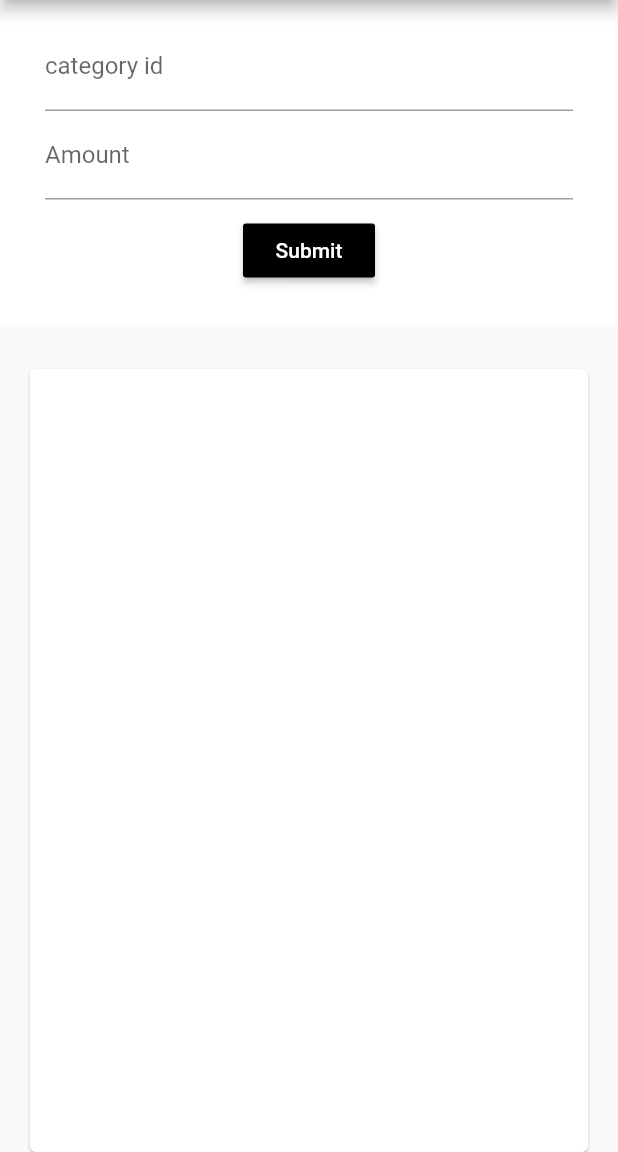
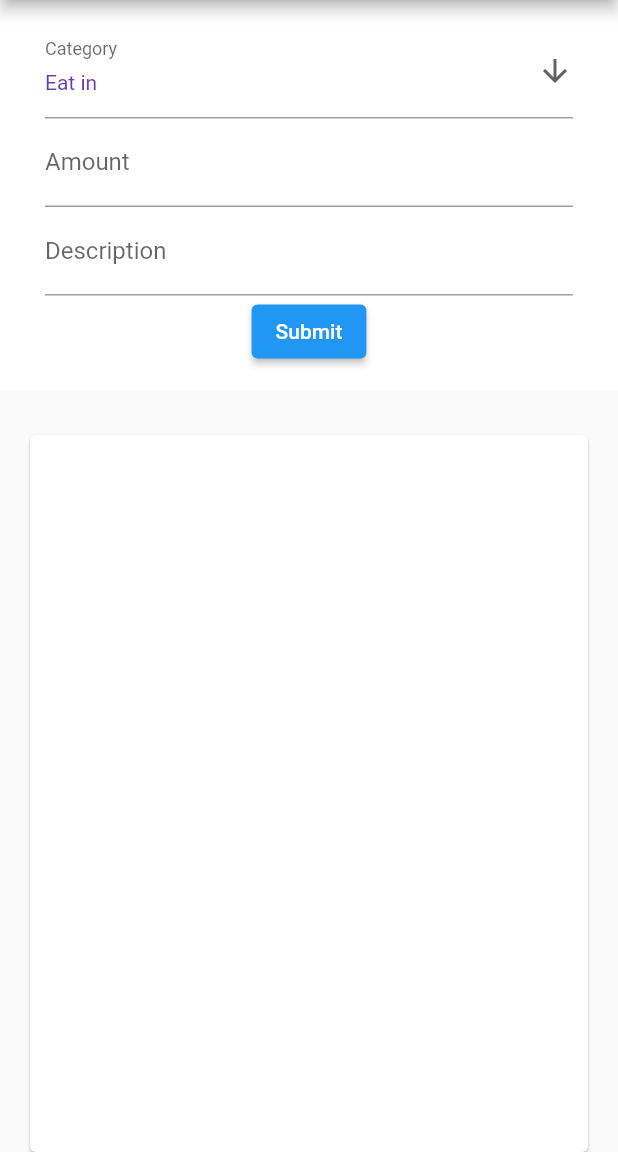
Before and after one commit to babashunya/flutter_money_app, a Flutter app: the screen it shows after launch, on a phone screen of 412 x 824 dp, the part 84-1236 px from its top. Run offline on Flutter 3.47's test engine with Material 2 defaults, Android fonts, the phone set to English and light mode, and no system bars; our stand-ins replace sqflite; accounts and stored records are empty.

Commit message:
Add description and change category form to selectbox

```diff
--- a/lib/main.dart
+++ b/lib/main.dart
@@ -60,6 +60,8 @@ class _MyHomePageState extends State<MyHomePage> {
   final _formKey = GlobalKey<FormState>();
   final _ctrlCategoryId = TextEditingController();
   final _ctrlAmount = TextEditingController();
+  final _ctrlDescription = TextEditingController();
+  String dropdownValue = Money.category.values.toList()[0];
 
   @override
   void initState() {
@@ -105,28 +107,44 @@ class _MyHomePageState extends State<MyHomePage> {
         key: _formKey,
         child: Column(
           children: <Widget>[
+            DropdownButtonFormField(
+              decoration: InputDecoration(labelText: 'Category'),
+              value: dropdownValue,
+              icon: Icon(Icons.arrow_downward),
+              iconSize: 24,
+              elevation: 16,
+              style: TextStyle(color: Colors.deepPurple),
+              onSaved: (val) =>
+                  setState(() => _money.categoryId = reverseCategoryMap()[val]),
+              onChanged: (String newValue) {
+                setState(() {
+                  dropdownValue = newValue;
+                });
+              },
+              items: Money.category.values
+                  .map<DropdownMenuItem<String>>((String value) {
+                return DropdownMenuItem<String>(
+                  value: value,
+                  child: Text(value),
+                );
+              }).toList(),
+            ),
             TextFormField(
               controller: _ctrlCategoryId,
-              decoration: InputDecoration(labelText: 'category id'),
-              onSaved: (val) =>
-                  setState(() => _money.categoryId = int.parse(val)),
-              validator: (val) =>
-                  (val.length == 0 ? 'This field is required' : null),
-            ),
-            TextFormField(
-              controller: _ctrlAmount,
               decoration: InputDecoration(labelText: 'Amount'),
               onSaved: (val) => setState(() => _money.amount = int.parse(val)),
               validator: (val) =>
                   (val.length == 0 ? 'This field is required' : null),
             ),
+            TextFormField(
+              controller: _ctrlDescription,
+              decoration: InputDecoration(labelText: 'Description'),
+              onSaved: (val) => setState(() => _money.description = val),
+            ),
             Container(
-              margin: EdgeInsets.all(10.0),
-              child: RaisedButton(
+              child: ElevatedButton(
+                child: Text('Submit'),
                 onPressed: () => _onSubmit(),
-                child: Text('Submit'),
-                color: Colors.black,
-                textColor: Colors.white,
               ),
             ),
           ],
@@ -162,6 +180,12 @@ class _MyHomePageState extends State<MyHomePage> {
     });
   }
 
+  Map<String, int> reverseCategoryMap() {
+    Map<String, int> map = {};
+    Money.category.forEach((k, v) => map[v] = k);
+    return map;
+  }
+
   _list() => Expanded(
       child: Card(
           margin: EdgeInsets.fromLTRB(20, 30, 20, 0),
@@ -171,21 +195,33 @@ class _MyHomePageState extends State<MyHomePage> {
               return Column(
                 children: <Widget>[
                   ListTile(
-                    leading: Icon(Icons.account_circle,
+                    leading: Icon(Icons.shopping_bag,
                         color: dartBlueColor, size: 40.0),
                     title: Text(
-                      _moneys[index].amount.toString(),
+                      Money.category[_moneys[index].categoryId],
                       style: TextStyle(
                           color: dartBlueColor, fontWeight: FontWeight.bold),
                     ),
-                    subtitle: Text(_moneys[index].categoryId.toString()),
-                    trailing: IconButton(
+                    subtitle: Text(_moneys[index].description == null
+                        ? ''
+                        : _moneys[index].description),
+                    trailing: Row(
+                      mainAxisSize: MainAxisSize.min,
+                      children: <Widget>[
+                        Text(_moneys[index].amount.toString(),
+                            style: TextStyle(
+                              color: dartBlueColor,
+                              fontWeight: FontWeight.bold,
+                            )),
+                        IconButton(
                             icon: Icon(Icons.delete_sweep, color: Colors.black),
                             onPressed: () async {
                               await _dbHelper.deleteMoney(_moneys[index].id);
                               _resetForm();
                               _refreshMoneyList();
                             }),
+                      ],
+                    ),
                     onTap: () {
                       setState(() {
                         _money = _moneys[index];
--- a/lib/models/money.dart
+++ b/lib/models/money.dart
@@ -3,11 +3,17 @@ class Money {
   static const colId = 'id';
   static const colCategoryId = 'categoryId';
   static const colAmount = 'amount';
+  static const colDescription = 'description';
+  static const Map<int, String> category = {
+    1: 'Eat in',
+    2: 'Eat out',
+  };
 
   Money({
     this.id,
     this.categoryId,
     this.amount,
+    this.description,
     // this.updatedAt,
     // this.createdAt,
   });
@@ -15,11 +21,13 @@ class Money {
   int id;
   int categoryId;
   int amount;
+  String description;
 
   Money.fromMap(Map<String, dynamic> map) {
     id = map[colId];
     categoryId = map[colCategoryId];
     amount = map[colAmount];
+    description = map[colDescription];
   }
 
   // DateTime updatedAt;
@@ -28,6 +36,7 @@ class Money {
   Map<String, dynamic> toMap() {
     var map = <String, dynamic>{colCategoryId: categoryId, colAmount: amount};
     if (id != null) map[colId] = id;
+    if (description != null) map[colDescription] = description;
     return map;
   }
 }
--- a/lib/utils/database_helper.dart
+++ b/lib/utils/database_helper.dart
@@ -7,7 +7,10 @@ import 'package:path/path.dart';
 
 class DatabaseHelper {
   static const _databaseName = 'MoneyData.db';
-  static const _databaseVersion = 1;
+  static const _databaseVersion = 2;
+  static const scripts = {
+    '2': ['ALTER TABLE ${Money.tblMoney} ADD COLUMN description STRING;']
+  };
 
 // Singleton class
   DatabaseHelper._();
@@ -23,9 +26,10 @@ class DatabaseHelper {
   _initDatabase() async {
     Directory dataDirectory = await getApplicationDocumentsDirectory();
     String dbPath = join(dataDirectory.path, _databaseName);
-    print(dbPath);
     return await openDatabase(dbPath,
-        version: _databaseVersion, onCreate: _onCreateDB);
+        version: _databaseVersion,
+        onCreate: _onCreateDB,
+        onUpgrade: _onUpgradeDB);
   }
 
   _onCreateDB(Database db, int version) async {
@@ -34,8 +38,18 @@ class DatabaseHelper {
         ${Money.colId} INTEGER PRIMARY KEY AUTOINCREMENT,
         ${Money.colCategoryId} INTEGER NOT NULL,
         ${Money.colAmount} INTEGER NOT NULL
+        ${Money.colDescription} STRING
       )
     ''');
+  }
+
+  _onUpgradeDB(Database db, int oldVersion, int newVersion) async {
+    for (var i = oldVersion + 1; i <= newVersion; i++) {
+      var queries = scripts[i.toString()];
+      for (String query in queries) {
+        await db.execute(query);
+      }
+    }
   }
 
   Future<int> insertMoney(Money money) async {
```
Also changed, not shown: pubspec.lock, 3 other files. Lines whose indentation alone changed are shown as unchanged.
